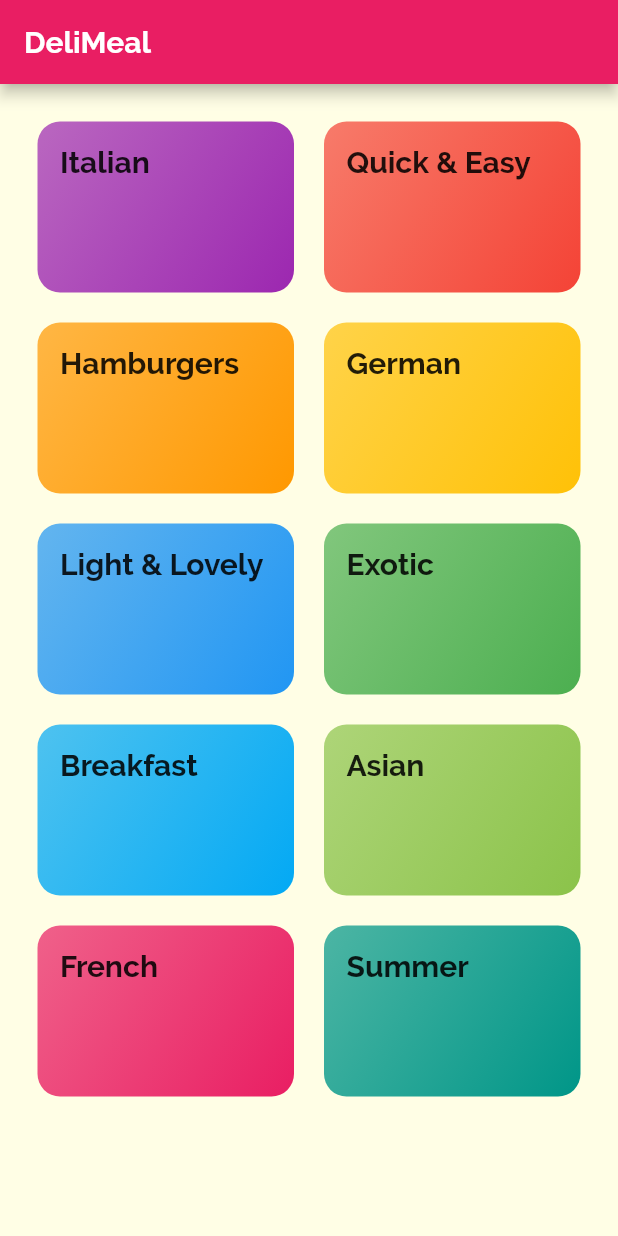
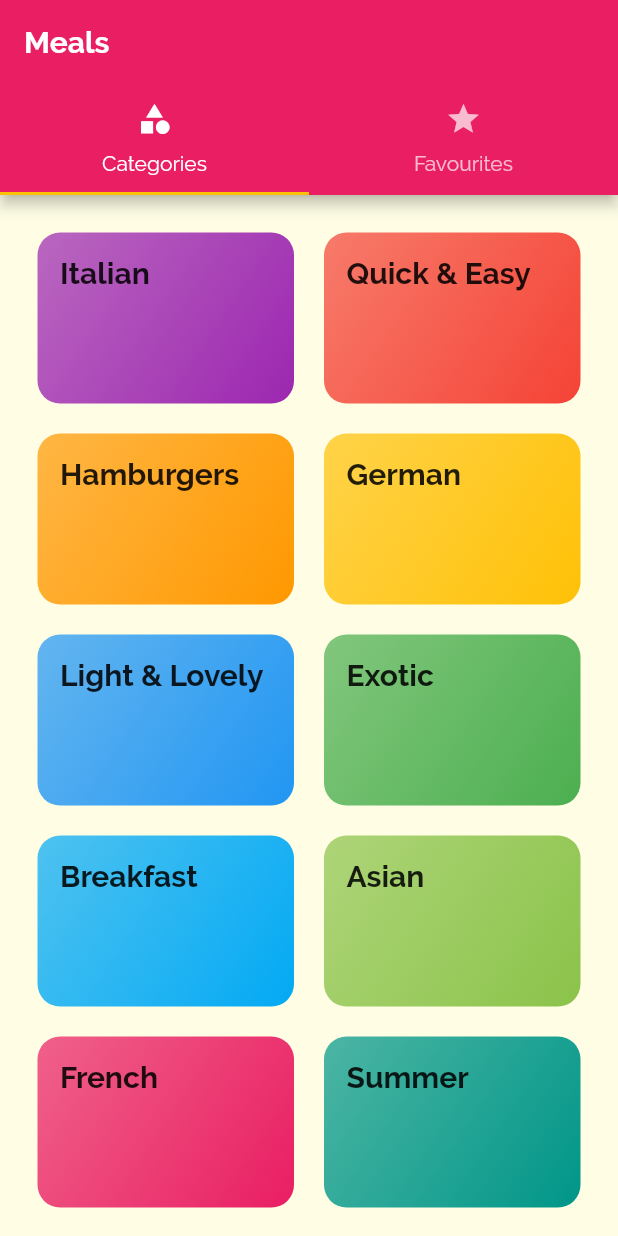
Before and after one commit to sarafhbk/flutter_learning_2, a Flutter app: the screen it shows after launch, on a phone screen of 412 x 824 dp. Run offline on Flutter 3.47's test engine with Material 2 defaults, Android fonts, the phone set to English and light mode, and no system bars.

Commit message:
course 173

```diff
--- a/lib/main.dart
+++ b/lib/main.dart
@@ -1,8 +1,9 @@
 import 'package:flutter/material.dart';
+
+import 'font_family.dart';
+import 'screens/tabs_screen.dart';
+import 'screens/meal_detail_screen.dart';
 import 'screens/category_meals_screen.dart';
-import 'font_family.dart';
-
-import 'screens/categories_screen.dart';
 
 void main() {
   runApp(const MyApp());
@@ -17,21 +18,24 @@ class MyApp extends StatelessWidget {
     return MaterialApp(
       title: 'Flutter Demo',
       theme: ThemeData(
-          colorScheme: Theme.of(context)
-              .colorScheme
-              .copyWith(primary: Colors.pink, secondary: Colors.amber),
-          canvasColor: const Color.fromRGBO(255, 254, 229, 1),
-          fontFamily: FontFamily.raleway,
-          textTheme: Theme.of(context).textTheme.copyWith(
+        colorScheme: Theme.of(context)
+            .colorScheme
+            .copyWith(primary: Colors.pink, secondary: Colors.amber),
+        canvasColor: const Color.fromRGBO(255, 254, 229, 1),
+        fontFamily: FontFamily.raleway,
+        textTheme: ThemeData.light().textTheme.copyWith(
               bodyText1: const TextStyle(color: Color.fromRGBO(20, 51, 51, 1)),
               bodyText2: const TextStyle(color: Color.fromRGBO(20, 51, 51, 1)),
               headline6: const TextStyle(
                   fontSize: 20,
                   fontFamily: FontFamily.raleway,
-                  fontWeight: FontWeight.bold))),
+                  fontWeight: FontWeight.bold),
+            ),
+      ),
       routes: {
-        '/': (ctx) => const CategoriesScreen(),
-        CategoryMealsScreen.routeName: (ctx) => const CategoryMealsScreen()
+        '/': (ctx) => const TabsScreen(),
+        CategoryMealsScreen.routeName: (ctx) => const CategoryMealsScreen(),
+        MealDetail.routeName: (ctx) => const MealDetail()
       },
     );
   }
--- a/lib/screens/categories_screen.dart
+++ b/lib/screens/categories_screen.dart
@@ -7,11 +7,7 @@ class CategoriesScreen extends StatelessWidget {
 
   @override
   Widget build(BuildContext context) {
-    return Scaffold(
-      appBar: AppBar(
-        title: const Text('DeliMeal'),
-      ),
-      body: GridView(
+    return GridView(
         padding: const EdgeInsets.all(25),
         children: dummyCategories
             .map((categ) => CategoryItem(
@@ -21,7 +17,6 @@ class CategoriesScreen extends StatelessWidget {
             maxCrossAxisExtent: 200,
             childAspectRatio: 3 / 2,
             mainAxisSpacing: 20,
-              crossAxisSpacing: 20)),
-    );
+            crossAxisSpacing: 20));
   }
 }
--- a/lib/screens/category_meals_screen.dart
+++ b/lib/screens/category_meals_screen.dart
@@ -27,6 +27,7 @@ class CategoryMealsScreen extends StatelessWidget {
         itemBuilder: (ctx, index) {
           final Meal currentMeal = categoryMeals[index];
           return MealItem(
+              id: currentMeal.id,
               title: currentMeal.title,
               imageUrl: currentMeal.imageUrl,
               duration: currentMeal.duration,
--- /dev/null
+++ b/lib/screens/tabs_screen.dart
@@ -0,0 +1,36 @@
+import 'package:flutter/material.dart';
+import '../screens/categories_screen.dart';
+import '../screens/favourites_screen.dart';
+
+class TabsScreen extends StatefulWidget {
+  const TabsScreen({Key? key}) : super(key: key);
+
+  @override
+  _TabsScreenState createState() => _TabsScreenState();
+}
+
+class _TabsScreenState extends State<TabsScreen> {
+  @override
+  Widget build(BuildContext context) {
+    return DefaultTabController(
+      child: Scaffold(
+        appBar: AppBar(
+          title: const Text('Meals'),
+          bottom: const TabBar(tabs: [
+            Tab(
+              icon: Icon(Icons.category),
+              text: 'Categories',
+            ),
+            Tab(
+              icon: Icon(Icons.star),
+              text: 'Favourites',
+            )
+          ]),
+        ),
+        body: const TabBarView(
+            children: [CategoriesScreen(), FavouritesScreen()]),
+      ),
+      length: 2,
+    );
+  }
+}
```
Also changed, not shown: lib/screens/favourites_screen.dart (added, +10 -0 lines), lib/screens/meal_detail_screen.dart (added, +96 -0 lines), lib/widgets/meal_item.dart (+8 -1 lines). Lines whose indentation alone changed are shown as unchanged.
